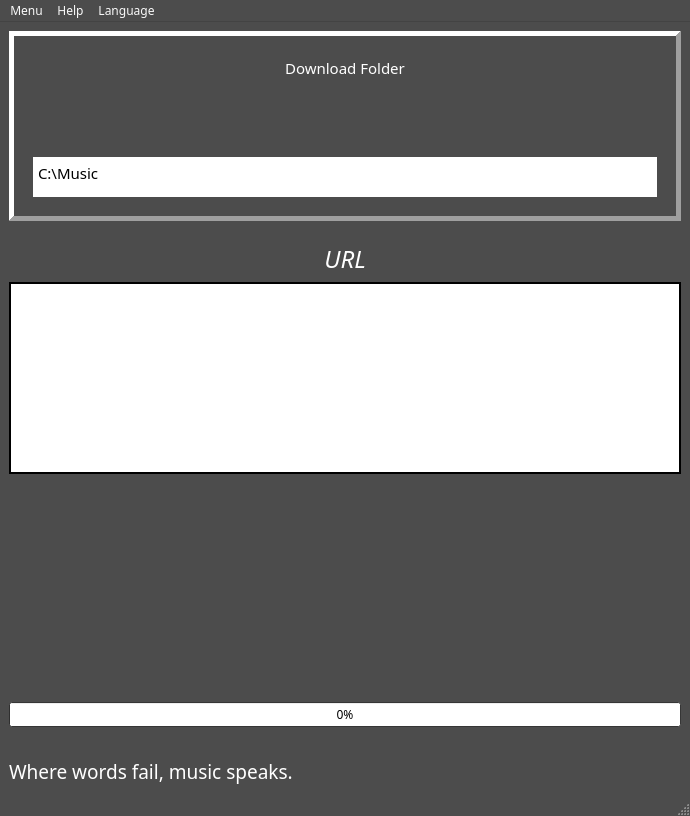
First picture: the form in gui/gui_main.ui, repository kekfic/mytunefy, before the edit.
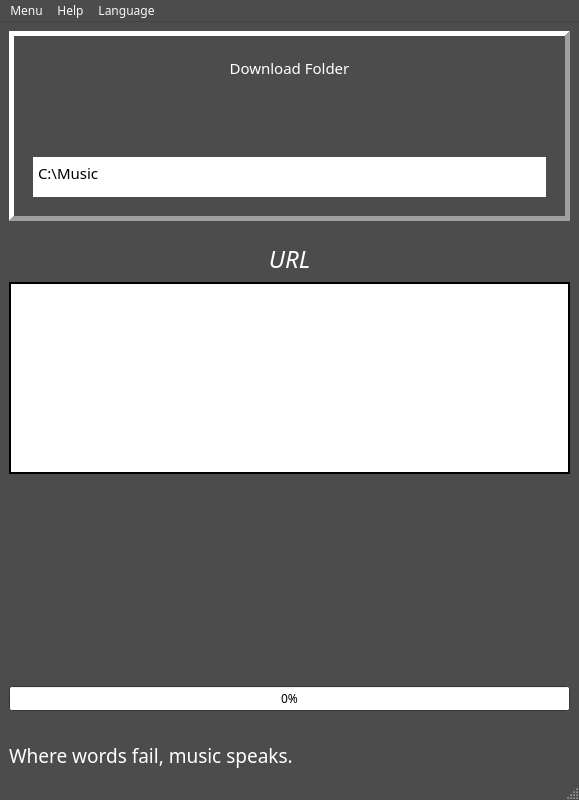
Second picture: the form after the edit. Icons and pictures are not drawn.

Commit message: Reformulating the parser, before it was based on argumentParser, that take parameter from cmd. I reimplemented most of the functions, even if not in efficient/ordinate way. I shall probably change the main(), because its formulation is not made for gui

Patch:
```diff
--- a/gui/gui_main.ui
+++ b/gui/gui_main.ui
@@ -6,8 +6,8 @@
    <rect>
     <x>0</x>
     <y>0</y>
-    <width>690</width>
-    <height>816</height>
+    <width>579</width>
+    <height>800</height>
    </rect>
   </property>
   <property name="maximumSize">
@@ -624,7 +624,7 @@
     <rect>
      <x>0</x>
      <y>0</y>
-     <width>690</width>
+     <width>579</width>
      <height>26</height>
     </rect>
    </property>
```
Left out of the diff: 3 changed lines with no effect on the pictures. The commit also changes 4 other files.
